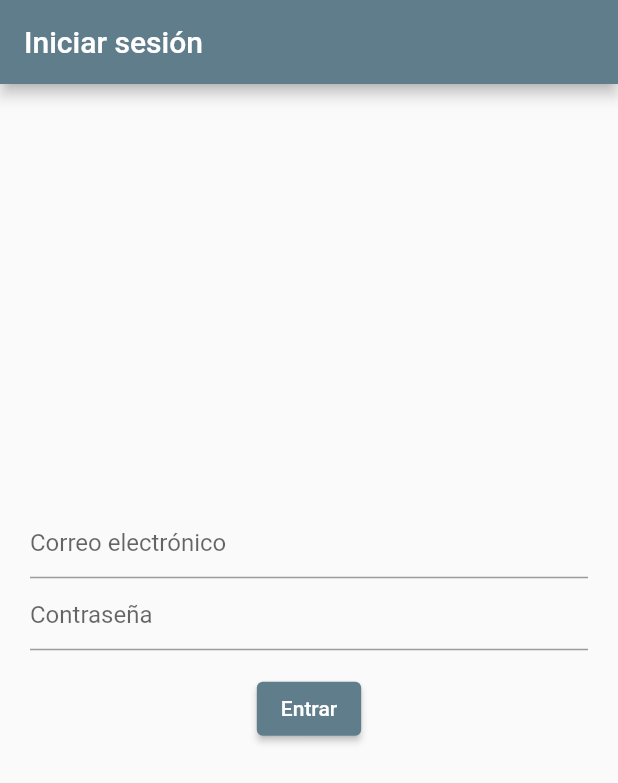
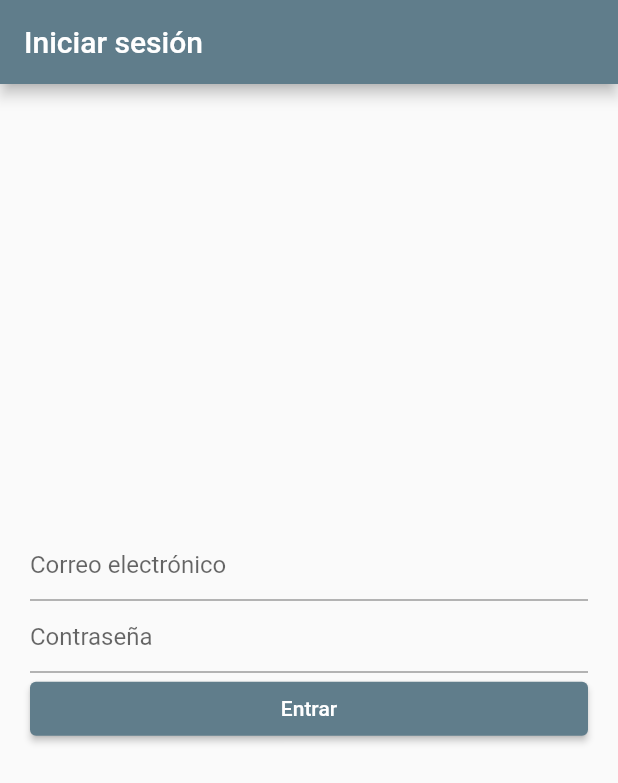
Before and after one commit to AlexAzumi/reto_flutter_redom8, a Flutter app: the screen it shows after launch, on a phone screen of 412 x 824 dp. Shown: the top 783 px of the screen. Run offline on Flutter 3.47's test engine with Material 2 defaults, Android fonts, the phone set to English and light mode, and no system bars; our stand-ins replace firebase_auth, firebase_core; accounts and stored records are empty.

Commit message:
Extend enter button in login

```diff
--- a/lib/pages/login_page.dart
+++ b/lib/pages/login_page.dart
@@ -67,7 +67,7 @@ class _LoginForm extends State<LoginPage> {
           width: double.infinity,
           padding: const EdgeInsets.all(20),
           child: Column(
-            crossAxisAlignment: CrossAxisAlignment.center,
+            crossAxisAlignment: CrossAxisAlignment.stretch,
             mainAxisAlignment: MainAxisAlignment.center,
             children: <Widget>[
               TextFormField(
@@ -82,12 +82,9 @@ class _LoginForm extends State<LoginPage> {
                 obscureText: true,
                 textInputAction: TextInputAction.done,
               ),
-              Padding(
-                padding: const EdgeInsets.symmetric(vertical: 15.0),
-                child: ElevatedButton(
-                    onPressed: loading ? null : signInWithEmailAndPassword,
-                    child: const Text('Entrar')),
-              ),
+              ElevatedButton(
+                  onPressed: loading ? null : signInWithEmailAndPassword,
+                  child: const Text('Entrar')),
               Padding(
                   padding: const EdgeInsets.only(top: 15),
                   child: Text(
```
